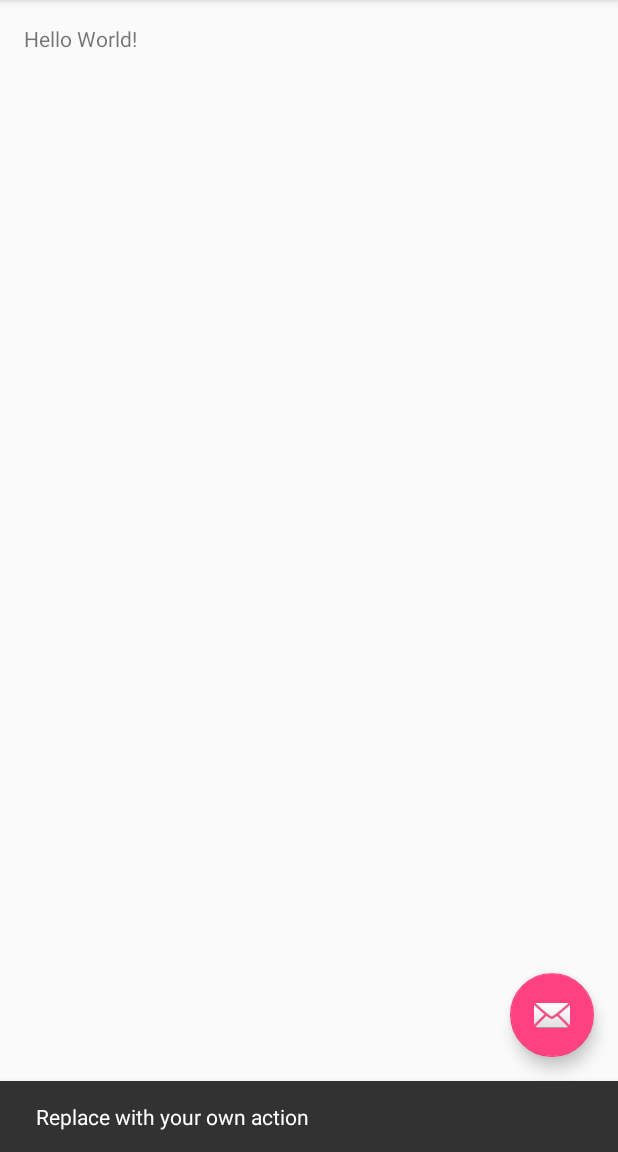
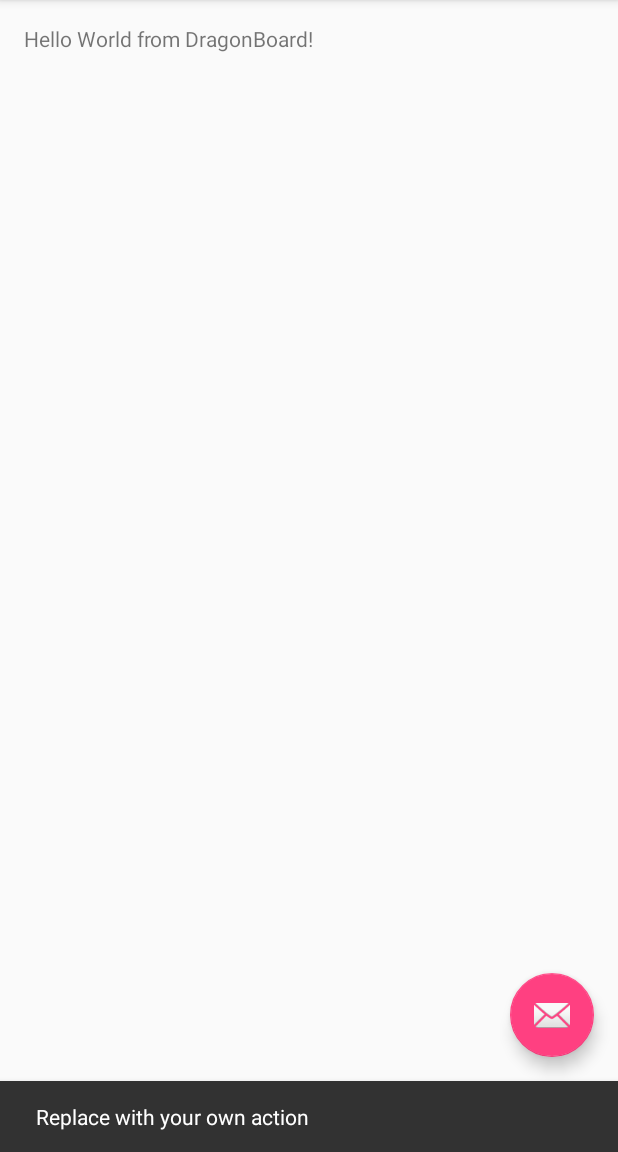
Before and after one commit to RicBo/GitExample, an Android app: the screen it shows after launch (GitExampleActivity), after a tap on an icon or button, on a phone screen of 412 x 824 dp, the part 84-1236 px from its top. Run offline under Robolectric (Android 15) with nearby library versions, the phone set to English and light mode, and no system bars.

Commit message:
Add xml file

```diff
--- a/app/src/main/res/layout/content_git_example.xml
+++ b/app/src/main/res/layout/content_git_example.xml
@@ -15,5 +15,5 @@
     <TextView
         android:layout_width="wrap_content"
         android:layout_height="wrap_content"
-        android:text="Hello World!" />
+        android:text="Hello World from DragonBoard!" />
 </RelativeLayout>
```
